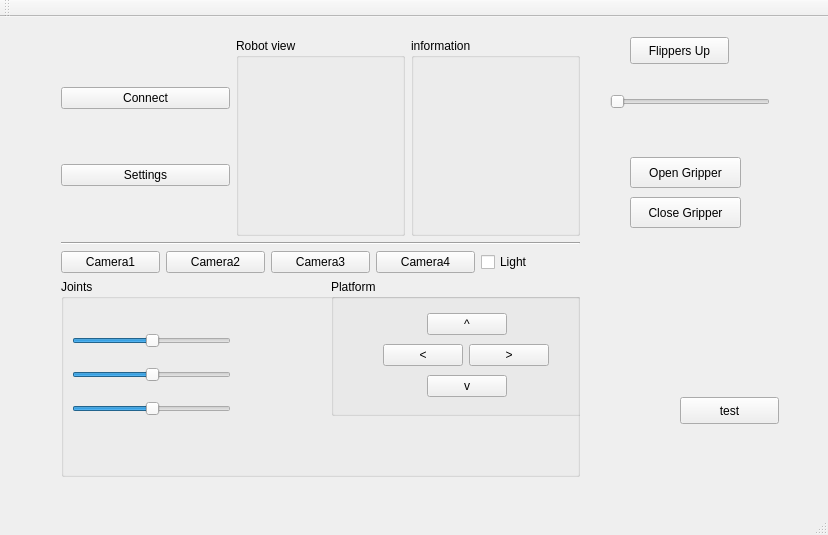
First picture: the form in qt_helloworld/gui/mainwindow.ui, repository VladMatyunin/robot_engineer, before the edit.
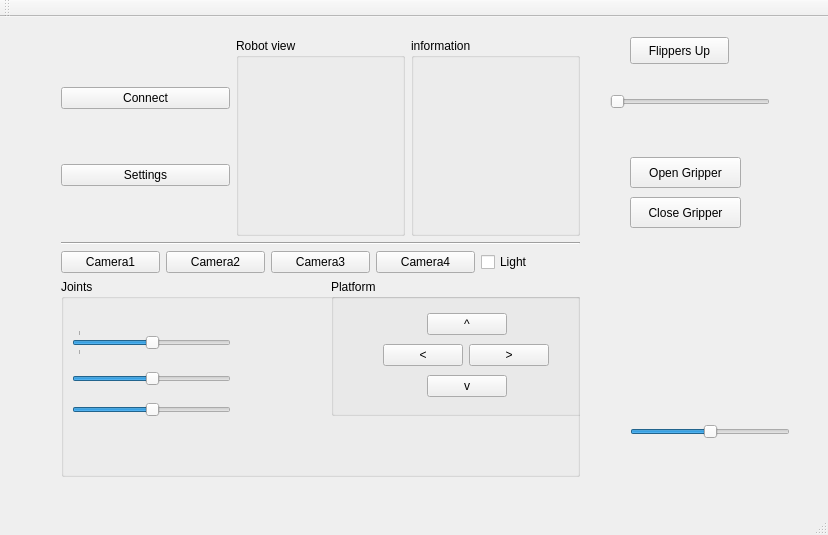
Second picture: the form after the edit.

Patch:
```diff
--- a/qt_helloworld/gui/mainwindow.ui
+++ b/qt_helloworld/gui/mainwindow.ui
@@ -129,6 +129,12 @@
            <property name="orientation">
             <enum>Qt::Horizontal</enum>
            </property>
+           <property name="tickPosition">
+            <enum>QSlider::TicksBothSides</enum>
+           </property>
+           <property name="tickInterval">
+            <number>1000</number>
+           </property>
           </widget>
          </item>
          <item>
@@ -346,17 +352,20 @@
      <string>Close Gripper</string>
     </property>
    </widget>
-   <widget class="QPushButton" name="test">
+   <widget class="QSlider" name="waistUpDown">
     <property name="geometry">
      <rect>
-      <x>680</x>
-      <y>380</y>
-      <width>99</width>
-      <height>27</height>
+      <x>630</x>
+      <y>400</y>
+      <width>160</width>
+      <height>29</height>
      </rect>
     </property>
-    <property name="text">
-     <string>test</string>
+    <property name="value">
+     <number>50</number>
+    </property>
+    <property name="orientation">
+     <enum>Qt::Horizontal</enum>
     </property>
    </widget>
   </widget>
```
Left out of the diff: 6 changed lines with no effect on the pictures.
